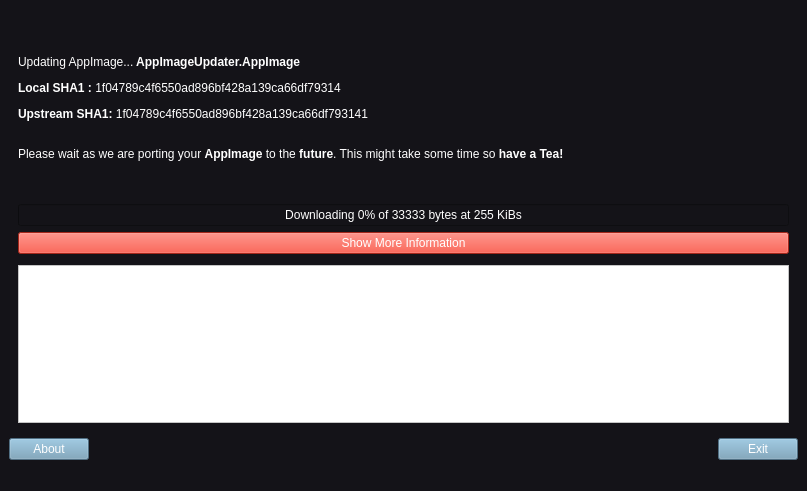
Old version of the form ui_templates/AppImageUpdater.ui in the repository antony-jr/AppImageUpdater.
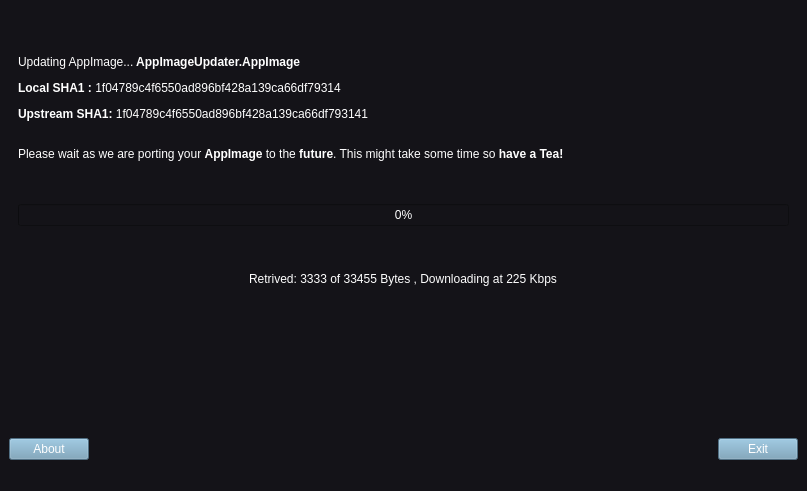
New version of the form. The open tabs and pages were chosen to show the change. Icons and pictures are not drawn.

```diff
--- a/ui_templates/AppImageUpdater.ui
+++ b/ui_templates/AppImageUpdater.ui
@@ -262,47 +262,17 @@
               </property>
              </widget>
             </item>
-            <item row="1" column="1" colspan="5">
+            <item row="1" column="1" colspan="4">
              <widget class="QProgressBar" name="progress">
               <property name="value">
                <number>0</number>
               </property>
               <property name="format">
-               <string>Downloading %p% of 33333 bytes at 255 KiBs</string>
+               <string>%p%</string>
               </property>
              </widget>
             </item>
-            <item row="4" column="1" colspan="5">
-             <widget class="QTextEdit" name="debugTextBox">
-              <property name="autoFillBackground">
-               <bool>false</bool>
-              </property>
-              <property name="styleSheet">
-               <string notr="true">background-color: white;
-color: black;</string>
-              </property>
-              <property name="frameShape">
-               <enum>QFrame::StyledPanel</enum>
-              </property>
-              <property name="readOnly">
-               <bool>true</bool>
-              </property>
-             </widget>
-            </item>
-            <item row="3" column="3">
-             <spacer name="verticalSpacer">
-              <property name="orientation">
-               <enum>Qt::Vertical</enum>
-              </property>
-              <property name="sizeHint" stdset="0">
-               <size>
-                <width>20</width>
-                <height>40</height>
-               </size>
-              </property>
-             </spacer>
-            </item>
-            <item row="0" column="5">
+            <item row="0" column="4">
              <widget class="QLabel" name="AppImageLogo">
               <property name="minimumSize">
                <size>
@@ -327,18 +297,41 @@
               </property>
              </widget>
             </item>
-            <item row="2" column="1" colspan="5">
-             <widget class="QPushButton" name="showMore">
-              <property name="styleSheet">
-               <string notr="true">background-color:  rgb(229, 54, 38);
-color:white;</string>
+            <item row="2" column="1" colspan="4" alignment="Qt::AlignHCenter">
+             <widget class="QLabel" name="progressText">
+              <property name="text">
+               <string>Retrived: 3333 of 33455 Bytes , Downloading at 225 Kbps</string>
               </property>
+              <property name="alignment">
+               <set>Qt::AlignCenter</set>
+              </property>
+             </widget>
+            </item>
+            <item row="3" column="1" colspan="4" alignment="Qt::AlignHCenter">
+             <widget class="QLabel" name="banner">
+              <property name="minimumSize">
+               <size>
+                <width>0</width>
+                <height>0</height>
+               </size>
+              </property>
+              <property name="maximumSize">
+               <size>
+                <width>779</width>
+                <height>168</height>
+               </size>
+              </property>
               <property name="text">
-               <string>Show More Information</string>
+               <string/>
               </property>
-              <property name="icon">
-               <iconset resource="../AppImageUpdaterResources.qrc">
-                <normaloff>:/resources/info.png</normaloff>:/resources/info.png</iconset>
+              <property name="pixmap">
+               <pixmap resource="../AppImageUpdaterResources.qrc">:/resources/thankyou.png</pixmap>
+              </property>
+              <property name="scaledContents">
+               <bool>false</bool>
+              </property>
+              <property name="alignment">
+               <set>Qt::AlignCenter</set>
               </property>
              </widget>
             </item>
```
Left out of the diff: 4 changed lines with no effect on the pictures.
